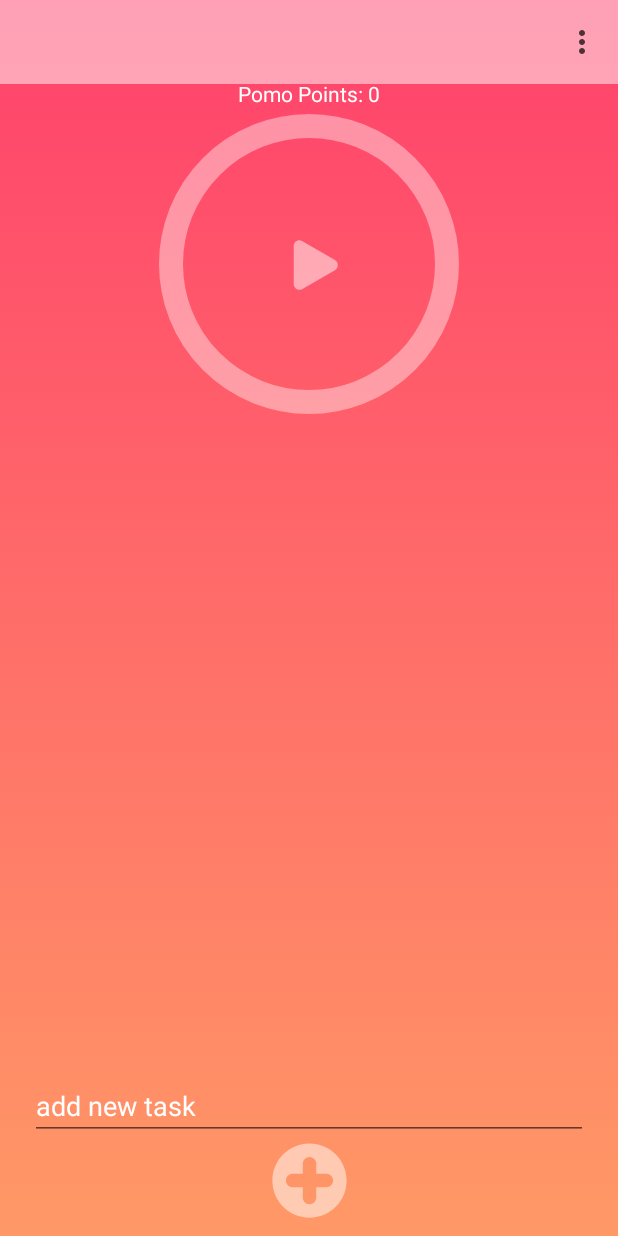
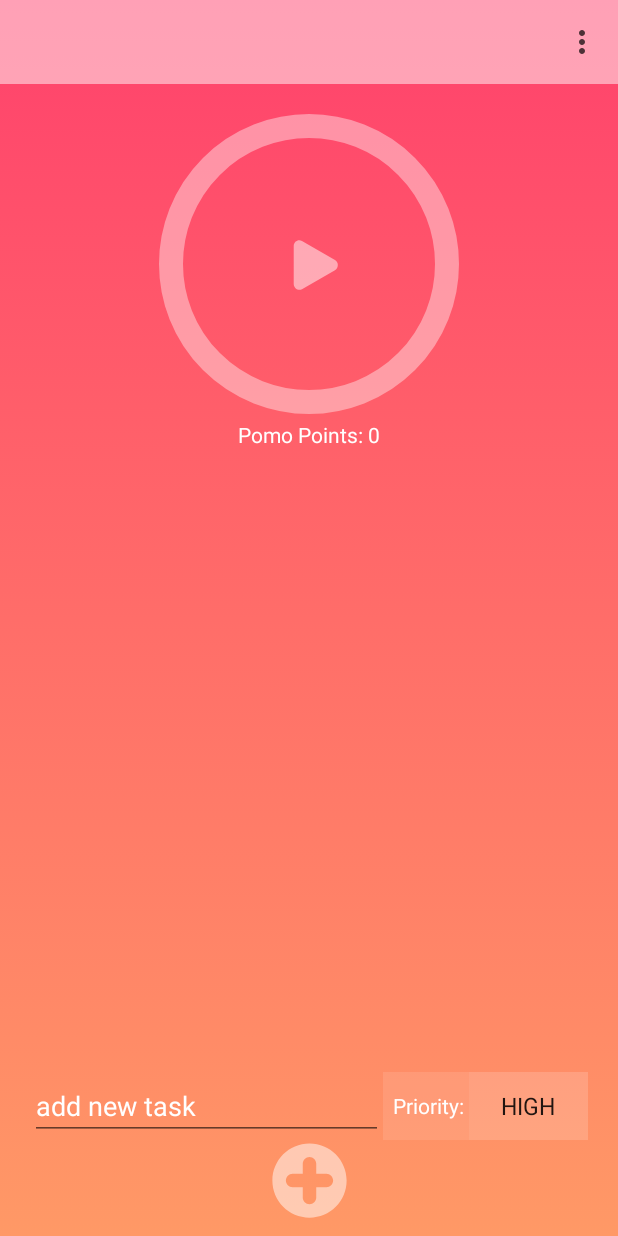
Before and after one commit to urieljefferson-mynt/Pomodowo, an Android app: the screen it shows after launch (MainActivity), on a phone screen of 412 x 824 dp. Run offline under Robolectric (Android 15) with nearby library versions, the phone set to English and light mode, and no system bars.

Commit message:
Added priority tagging and checked tasks moves to the bottom of the recycler view

```diff
--- a/app/src/main/java/ph/apper/android/pagatpatan/pomodowo/MainActivity.kt
+++ b/app/src/main/java/ph/apper/android/pagatpatan/pomodowo/MainActivity.kt
@@ -65,7 +65,4 @@ class MainActivity : AppCompatActivity(), Communicator{
             putInt("longBreakCredits", longBreakCredits)
         }.apply()
     }
-
-
-
 }
--- a/app/src/main/java/ph/apper/android/pagatpatan/pomodowo/WorkFragment.kt
+++ b/app/src/main/java/ph/apper/android/pagatpatan/pomodowo/WorkFragment.kt
@@ -7,10 +7,13 @@ import android.graphics.Color
 import android.graphics.drawable.AnimationDrawable
 import android.os.Bundle
 import android.os.CountDownTimer
+import android.os.Handler
 import android.util.Log
 import android.view.LayoutInflater
 import android.view.View
 import android.view.ViewGroup
+import android.widget.AdapterView
+import android.widget.ArrayAdapter
 import android.widget.Toast
 import androidx.fragment.app.Fragment
 import androidx.lifecycle.MutableLiveData
@@ -43,6 +46,7 @@ class WorkFragment : Fragment(){
         private lateinit var myListAdapter: RVTodoAdapter
         private lateinit var todoList: MutableList<TodoModelClass>
         private lateinit var databaseHandler: DatabaseHandler
+        private lateinit var todoPriority: String
         private var currentTime : Long = 0
         var LONG_BREAK_ELIGIBLE = false
 //        var SESSION_STARTED = false
@@ -55,7 +59,6 @@ class WorkFragment : Fragment(){
     override fun onCreateView(inflater: LayoutInflater, container: ViewGroup?, savedInstanceState: Bundle?): View? {
         // Inflate the layout for this fragment
 
-
         val view = inflater.inflate(R.layout.fragment_work, container, false)
 
         //Load persisted user settings data
@@ -63,7 +66,7 @@ class WorkFragment : Fragment(){
         val persistentCredits: SharedPreferences? = this.activity?.getSharedPreferences("sharedPrefs", Context.MODE_PRIVATE)
 //        val longBreakCredits: Int? = sharedPreferences.getInt("longBreakCredits", 0)
 
-        view.myToolBar.visibility = View.VISIBLE
+//        view.myToolBar.visibility = View.VISIBLE
 
 
         //Assigning saved user settings from shared preferences
@@ -84,6 +87,12 @@ class WorkFragment : Fragment(){
         breakPoints.observe(this, Observer {
                 newValue ->
                 tv_credits.text = "Pomo Points: $newValue"
+                //Delay refresh view for better UI reaction
+                Handler().postDelayed({
+                    viewRecord()
+                }, 1000)
+
+            viewRecord()
                 val editor: SharedPreferences.Editor? = persistentCredits?.edit()
                 editor?.apply {
                     putInt("breakPoints", newValue)
@@ -96,6 +105,21 @@ class WorkFragment : Fragment(){
         view.ic_menu.setOnClickListener{
             settingsFragment(savedInstanceState)
         }
+
+        // Create an ArrayAdapter using the string array and a default spinner layout
+
+
+//        ArrayAdapter.createFromResource(
+//            this,
+//            R.array.priority_array,
+//            android.R.layout.simple_spinner_item
+//        ).also { adapter ->
+//            // Specify the layout to use when the list of choices appears
+//            adapter.setDropDownViewResource(android.R.layout.simple_spinner_dropdown_item)
+//            // Apply the adapter to the spinner
+//            spinner_priority.adapter = adapter
+//        }
+
 
 
 
@@ -146,7 +170,7 @@ class WorkFragment : Fragment(){
                         TimeUnit.MILLISECONDS.toHours(millisUntilFinished),
                         TimeUnit.MILLISECONDS.toMinutes(millisUntilFinished) - TimeUnit.HOURS.toMinutes(TimeUnit.MILLISECONDS.toHours(millisUntilFinished)),
                         TimeUnit.MILLISECONDS.toSeconds(millisUntilFinished) - TimeUnit.MINUTES.toSeconds(TimeUnit.MILLISECONDS.toMinutes(millisUntilFinished)))
-                        progress_countdown.progress = (timeStart.toLong()*1000*60 - millisUntilFinished).toInt()
+                        progress_countdown.progress = (timeStart.toLong()*1000 - millisUntilFinished).toInt()
 
                 }
 
@@ -210,6 +234,22 @@ class WorkFragment : Fragment(){
         // toolbar title
         activity!!.title = ""
 
+        spinner_priority.onItemSelectedListener = object : AdapterView.OnItemSelectedListener {
+            override fun onItemSelected(
+                parent: AdapterView<*>?,
+                view: View?,
+                position: Int,
+                id: Long
+            ) {
+                todoPriority = parent?.getItemAtPosition(position).toString()
+                Log.d("PRIORITY", "${parent?.getItemAtPosition(position).toString()}")
+            }
+
+            override fun onNothingSelected(parent: AdapterView<*>?) {
+
+            }
+        }
+
 
 
         //Initialize todo list and focus timer
@@ -236,7 +276,7 @@ class WorkFragment : Fragment(){
 
 
     fun workTimer(){
-        myToolBar.visibility = View.VISIBLE
+        view?.myToolBar?.visibility = View.VISIBLE
         longBreakEligibilityToggle()
         focusColor()
 
@@ -266,11 +306,11 @@ class WorkFragment : Fragment(){
             } else {
                 myToolBar.visibility = View.INVISIBLE
                 var timeStart = timeInput.toString()
-                progress_countdown.max = timeStart.toInt() * 1000 * 60
+                progress_countdown.max = timeStart.toInt() * 1000
 
 
                 // CountDownTimer
-                timer = object: CountDownTimer(timeStart.toLong() * 1000 * 60, 1000) {
+                timer = object: CountDownTimer(timeStart.toLong() * 1000, 1000) {
                     override fun onTick(millisUntilFinished: Long) {
                         currentTime = millisUntilFinished
                         tv_countdown.text = "" + String.format("%d:%d:%d",
@@ -278,7 +318,7 @@ class WorkFragment : Fragment(){
                             TimeUnit.MILLISECONDS.toMinutes(millisUntilFinished) - TimeUnit.HOURS.toMinutes(TimeUnit.MILLISECONDS.toHours(millisUntilFinished)),
                             TimeUnit.MILLISECONDS.toSeconds(millisUntilFinished) - TimeUnit.MINUTES.toSeconds(TimeUnit.MILLISECONDS.toMinutes(millisUntilFinished)))
 
-                        progress_countdown.progress = (timeStart.toLong()*1000*60 - millisUntilFinished).toInt()
+                        progress_countdown.progress = (timeStart.toLong()*1000 - millisUntilFinished).toInt()
                     }
 
                     override fun onFinish() {
@@ -360,7 +400,7 @@ class WorkFragment : Fragment(){
                         TimeUnit.MILLISECONDS.toHours(millisUntilFinished),
                         TimeUnit.MILLISECONDS.toMinutes(millisUntilFinished) - TimeUnit.HOURS.toMinutes(TimeUnit.MILLISECONDS.toHours(millisUntilFinished)),
                         TimeUnit.MILLISECONDS.toSeconds(millisUntilFinished) - TimeUnit.MINUTES.toSeconds(TimeUnit.MILLISECONDS.toMinutes(millisUntilFinished)))
-                        progress_countdown.progress = (timeStart.toLong()*1000*60 - currentTime).toInt()
+                        progress_countdown.progress = (timeStart.toLong()*1000 - currentTime).toInt()
 
                 }
 
@@ -428,17 +468,17 @@ class WorkFragment : Fragment(){
         if (timeInput == "null") {
             Toast.makeText(context, "Set a break time first", Toast.LENGTH_SHORT).show()
         } else {
-            progress_countdown.max = timeStart.toInt() * 1000 * 60
+            progress_countdown.max = timeStart.toInt() * 1000
             myToolBar.visibility = View.INVISIBLE
             // CountDownTimer
-            timer = object: CountDownTimer(timeStart.toLong() * 1000 * 60, 1000) {
+            timer = object: CountDownTimer(timeStart.toLong() * 1000, 1000) {
                 override fun onTick(millisUntilFinished: Long) {
                     currentTime = millisUntilFinished
                     tv_countdown.text = "" + String.format("%d:%d:%d",
                         TimeUnit.MILLISECONDS.toHours(millisUntilFinished),
                         TimeUnit.MILLISECONDS.toMinutes(millisUntilFinished) - TimeUnit.HOURS.toMinutes(TimeUnit.MILLISECONDS.toHours(millisUntilFinished)),
                         TimeUnit.MILLISECONDS.toSeconds(millisUntilFinished) - TimeUnit.MINUTES.toSeconds(TimeUnit.MILLISECONDS.toMinutes(millisUntilFinished)))
-                        progress_countdown.progress = (timeStart.toLong()*1000*60 - millisUntilFinished).toInt()
+                        progress_countdown.progress = (timeStart.toLong()* 1000 - millisUntilFinished).toInt()
 
                 }
                 override fun onFinish() {
@@ -489,7 +529,7 @@ class WorkFragment : Fragment(){
                         TimeUnit.MILLISECONDS.toHours(millisUntilFinished),
                         TimeUnit.MILLISECONDS.toMinutes(millisUntilFinished) - TimeUnit.HOURS.toMinutes(TimeUnit.MILLISECONDS.toHours(millisUntilFinished)),
                         TimeUnit.MILLISECONDS.toSeconds(millisUntilFinished) - TimeUnit.MINUTES.toSeconds(TimeUnit.MILLISECONDS.toMinutes(millisUntilFinished)))
-                        progress_countdown.progress = (timeStart.toLong()*1000*60 - millisUntilFinished).toInt()
+                        progress_countdown.progress = (timeStart.toLong()* 1000 - millisUntilFinished).toInt()
 
                 }
 
@@ -536,10 +576,10 @@ class WorkFragment : Fragment(){
         if (timeInput == "null") {
             Toast.makeText(context, "Set a long break time first", Toast.LENGTH_SHORT).show()
         } else {
-            progress_countdown.max = timeStart.toInt() * 1000 * 60
+            progress_countdown.max = timeStart.toInt() * 1000
             myToolBar.visibility = View.INVISIBLE
             // CountDownTimer
-            timer = object: CountDownTimer(timeStart.toLong() * 1000 * 60, 1000) {
+            timer = object: CountDownTimer(timeStart.toLong() * 1000, 1000) {
 
                 override fun onTick(millisUntilFinished: Long) {
                     currentTime = millisUntilFinished
@@ -547,7 +587,7 @@ class WorkFragment : Fragment(){
                         TimeUnit.MILLISECONDS.toHours(millisUntilFinished),
                         TimeUnit.MILLISECONDS.toMinutes(millisUntilFinished) - TimeUnit.HOURS.toMinutes(TimeUnit.MILLISECONDS.toHours(millisUntilFinished)),
                         TimeUnit.MILLISECONDS.toSeconds(millisUntilFinished) - TimeUnit.MINUTES.toSeconds(TimeUnit.MILLISECONDS.toMinutes(millisUntilFinished)))
-                        progress_countdown.progress = (timeStart.toLong()*1000*60 - millisUntilFinished).toInt()
+                        progress_countdown.progress = (timeStart.toLong()*1000 - millisUntilFinished).toInt()
 
                 }
                 override fun onFinish() {
@@ -592,7 +632,7 @@ class WorkFragment : Fragment(){
                         TimeUnit.MILLISECONDS.toHours(millisUntilFinished),
                         TimeUnit.MILLISECONDS.toMinutes(millisUntilFinished) - TimeUnit.HOURS.toMinutes(TimeUnit.MILLISECONDS.toHours(millisUntilFinished)),
                         TimeUnit.MILLISECONDS.toSeconds(millisUntilFinished) - TimeUnit.MINUTES.toSeconds(TimeUnit.MILLISECONDS.toMinutes(millisUntilFinished)))
-                        progress_countdown.progress = (timeStart.toLong()*1000*60 - millisUntilFinished).toInt()
+                        progress_countdown.progress = (timeStart.toLong()*1000 - millisUntilFinished).toInt()
 
 
                 }
@@ -672,9 +712,10 @@ class WorkFragment : Fragment(){
     fun saveRecord(){
         val title = et_task.text.toString()
         val isChecked = false
+        val priority = todoPriority
         databaseHandler = DatabaseHandler(context!!)
         if(title.trim()!=""){
-            val status = databaseHandler.addTodo(TodoModelClass(id = 0, title, isChecked))
+            val status = databaseHandler.addTodo(TodoModelClass(id = 0, title, isChecked, priority = priority))
             if(status > -1){
                 Toast.makeText(activity?.applicationContext, "New task added", Toast.LENGTH_LONG).show()
                 et_task.text.clear()
@@ -691,6 +732,10 @@ class WorkFragment : Fragment(){
         databaseHandler = DatabaseHandler(context!!)
         //calling the viewEmployee method of DatabaseHandler class to read the records
         todoList = databaseHandler.viewTasks() as MutableList<TodoModelClass>
+        todoList.sortBy { it.isChecked }
+
+
+
         //creating custom ArrayAdapter
         myListAdapter = RVTodoAdapter(activity!!, todoList)
         rv_todo_list.adapter = myListAdapter
@@ -723,5 +768,4 @@ class WorkFragment : Fragment(){
                 myListAdapter.notifyDataSetChanged()
             }
         }
-
 }
--- a/app/src/main/java/ph/apper/android/pagatpatan/pomodowo/dao/DatabaseHandler.kt
+++ b/app/src/main/java/ph/apper/android/pagatpatan/pomodowo/dao/DatabaseHandler.kt
@@ -8,6 +8,7 @@ import android.database.sqlite.SQLiteException
 import android.database.sqlite.SQLiteOpenHelper
 import android.util.Log
 import com.example.todolistjeff.model.TodoModelClass
+import ph.apper.android.pagatpatan.pomodowo.WorkFragment
 
 class DatabaseHandler(context: Context): SQLiteOpenHelper(context,
     DATABASE_NAME,null,
@@ -20,12 +21,13 @@ class DatabaseHandler(context: Context): SQLiteOpenHelper(context,
         private val KEY_ID = "id"
         private val KEY_TITLE = "title"
         private val KEY_STATUS = "isChecked"
+        private val KEY_PRIORITY = "priority"
     }
     override fun onCreate(db: SQLiteDatabase?) {
         //creating table with fields
         val CREATE_CONTACTS_TABLE = ("CREATE TABLE " + TABLE_CONTACTS + "("
                 + KEY_ID + " INTEGER PRIMARY KEY, " + KEY_TITLE + " TEXT,"
-                + KEY_STATUS + " TEXT" + ")")
+                + KEY_STATUS + " TEXT," + KEY_PRIORITY + " TEXT" + ")") //Should be int??
         db?.execSQL(CREATE_CONTACTS_TABLE)
     }
 
@@ -41,6 +43,7 @@ class DatabaseHandler(context: Context): SQLiteOpenHelper(context,
         val contentValues = ContentValues()
         contentValues.put(KEY_TITLE, emp.title) // EmpModelClass Name
         contentValues.put(KEY_STATUS,emp.isChecked ) // EmpModelClass Phone
+        contentValues.put(KEY_PRIORITY, emp.priority)
         // Inserting Row
         val success = db.insert(TABLE_CONTACTS, null, contentValues)
         //2nd argument is String containing nullColumnHack
@@ -62,13 +65,15 @@ class DatabaseHandler(context: Context): SQLiteOpenHelper(context,
         var id: Int
         var title: String
         var isChecked: Boolean
+        var priority: String
         if (cursor.moveToFirst()) {
             do {
                 id = cursor.getInt(cursor.getColumnIndex("id"))
                 title = cursor.getString(cursor.getColumnIndex("title"))
                 //Retrieve checkbox state from database
                 isChecked = cursor.getInt(cursor.getColumnIndex("isChecked")).toBoolean() //Prinoblema ko to ng ilang araw hahaha
-                val todo= TodoModelClass(title = title, isChecked = isChecked, id = id)
+                priority = cursor.getString(cursor.getColumnIndex("priority"))
+                val todo= TodoModelClass(title = title, isChecked = isChecked, id = id, priority = priority)
                 taskList.add(todo)
             } while (cursor.moveToNext())
         }
@@ -80,10 +85,12 @@ class DatabaseHandler(context: Context): SQLiteOpenHelper(context,
         val contentValues = ContentValues()
         contentValues.put(KEY_TITLE, emp.title) // EmpModelClass Name
         contentValues.put(KEY_STATUS,emp.isChecked ) // EmpModelClass Email
+        contentValues.put(KEY_PRIORITY, emp.priority)
 
         // Updating Row
         val success = db.update(TABLE_CONTACTS, contentValues,"id = ${emp.id}",null)
         Log.d("UPDATING", emp.title + " " + emp.isChecked.toString())
+
         //2nd argument is String containing nullColumnHack
         db.close() // Closing database connection
         return success
--- a/app/src/main/java/ph/apper/android/pagatpatan/pomodowo/model/TodoModelClass.kt
+++ b/app/src/main/java/ph/apper/android/pagatpatan/pomodowo/model/TodoModelClass.kt
@@ -1,3 +1,3 @@
 package com.example.todolistjeff.model
 
-data class TodoModelClass (var id: Int, var title:String, var isChecked: Boolean = false)
+data class TodoModelClass (var id: Int, var title:String, var isChecked: Boolean = false, var priority: String)
--- a/app/src/main/res/layout/appbar.xml
+++ b/app/src/main/res/layout/appbar.xml
@@ -30,4 +30,5 @@
         app:layout_constraintStart_toStartOf="parent"
         app:layout_constraintTop_toTopOf="parent" />
 
+
 </androidx.constraintlayout.widget.ConstraintLayout>
--- a/app/src/main/res/layout/fragment_work.xml
+++ b/app/src/main/res/layout/fragment_work.xml
@@ -8,7 +8,9 @@
     android:background="@drawable/gradient_focus_list"
     tools:context=".WorkFragment">
 
-    <include layout="@layout/appbar" />
+    <include
+        android:id="@+id/include"
+        layout="@layout/appbar" />
 
     <TextView
         android:id="@+id/tv_countdown"
@@ -181,16 +183,18 @@
 
     <EditText
         android:id="@+id/et_task"
-        android:layout_width="match_parent"
+        android:layout_width="0dp"
         android:layout_height="wrap_content"
         android:layout_marginStart="20sp"
-        android:layout_marginEnd="20sp"
         android:autofillHints="Enter New Todo Task"
         android:hint="add new task"
         android:inputType="text"
         android:textColor="#FFFFFF"
         android:textColorHint="#FFFFFF"
         app:layout_constraintBottom_toTopOf="@+id/btn_add"
+        app:layout_constraintEnd_toStartOf="@+id/tv_priority"
+        app:layout_constraintStart_toStartOf="parent"
+        app:layout_constraintTop_toBottomOf="@+id/rv_todo_list"
         tools:layout_editor_absoluteX="-71dp" />
 
     <com.google.android.material.progressindicator.CircularProgressIndicator
@@ -220,9 +224,37 @@
         android:layout_height="wrap_content"
         android:text="Pomo Points: "
         android:textColor="#FFFFFF"
-        app:layout_constraintBottom_toTopOf="@+id/progress_countdown"
         app:layout_constraintEnd_toEndOf="parent"
-        app:layout_constraintStart_toStartOf="parent" />
+        app:layout_constraintStart_toStartOf="parent"
+        app:layout_constraintTop_toBottomOf="@+id/progress_countdown" />
+
+    <TextView
+        android:id="@+id/tv_priority"
+        android:layout_width="wrap_content"
+        android:layout_height="0dp"
+        android:text="  Priority: "
+        android:backgroundTint="@color/white"
+        android:gravity="center_vertical"
+        android:background="#1AFFFFFF"
+        android:textColor="#FFFFFF"
+        app:layout_constraintBottom_toTopOf="@+id/btn_add"
+        app:layout_constraintEnd_toStartOf="@+id/spinner_priority"
+        app:layout_constraintStart_toEndOf="@+id/et_task"
+        app:layout_constraintTop_toBottomOf="@+id/rv_todo_list" />
+
+    <Spinner
+        android:id="@+id/spinner_priority"
+        android:layout_width="wrap_content"
+        android:layout_height="0dp"
+        android:layout_marginEnd="20sp"
+        android:background="#66FFFFFF"
+        android:backgroundTint="#66FFFFFF"
+        android:entries="@array/priority_array"
+        android:gravity="center"
+        app:layout_constraintBottom_toTopOf="@+id/btn_add"
+        app:layout_constraintEnd_toEndOf="parent"
+        app:layout_constraintStart_toEndOf="@+id/tv_priority"
+        app:layout_constraintTop_toBottomOf="@+id/rv_todo_list" />
 
 
     <!--    <Button-->
--- a/app/src/main/res/values/strings.xml
+++ b/app/src/main/res/values/strings.xml
@@ -2,4 +2,12 @@
     <string name="app_name">Pomodowo</string>
     <!-- TODO: Remove or change this placeholder text -->
     <string name="hello_blank_fragment">Hello blank fragment</string>
+    <string-array name="priority_array">
+        <item>HIGH</item>
+        <item>MEDIUM</item>
+        <item>LOW</item>
+
+
+    </string-array>
+
 </resources>
```
Also changed, not shown: app/src/main/java/ph/apper/android/pagatpatan/pomodowo/SpinnerActivity.kt (added, +17 -0 lines), app/src/main/java/ph/apper/android/pagatpatan/pomodowo/adapters/RVTodoAdapter.kt (+10 -3 lines), app/src/main/res/layout/todo_view.xml (+14 -1 lines).
